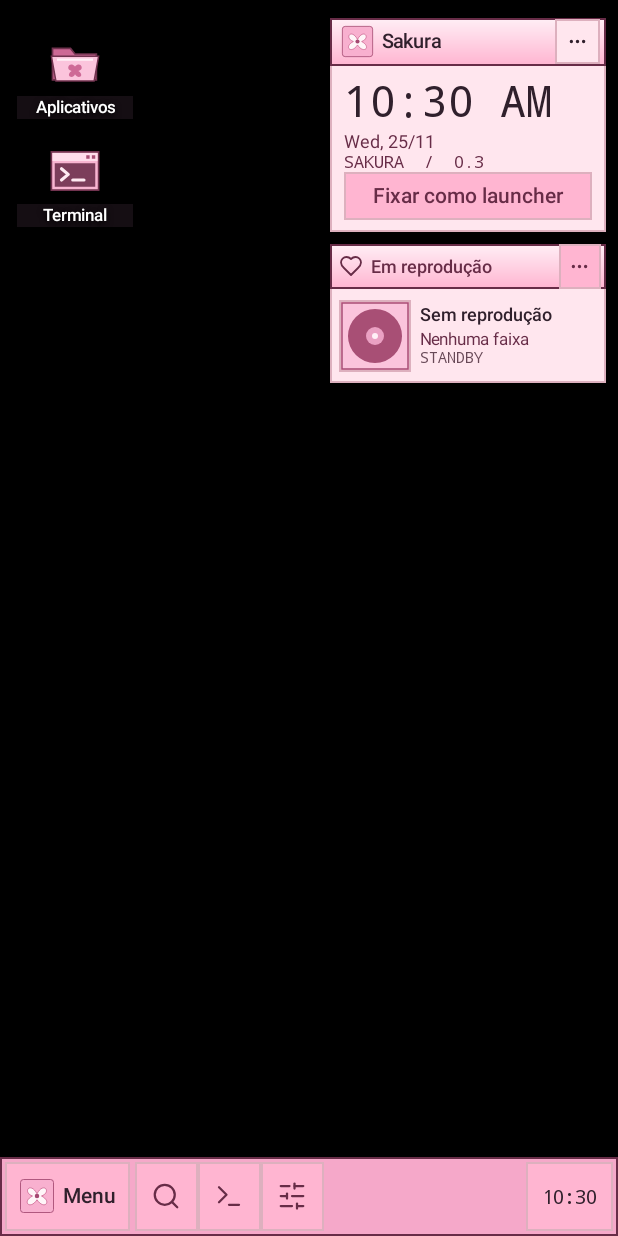
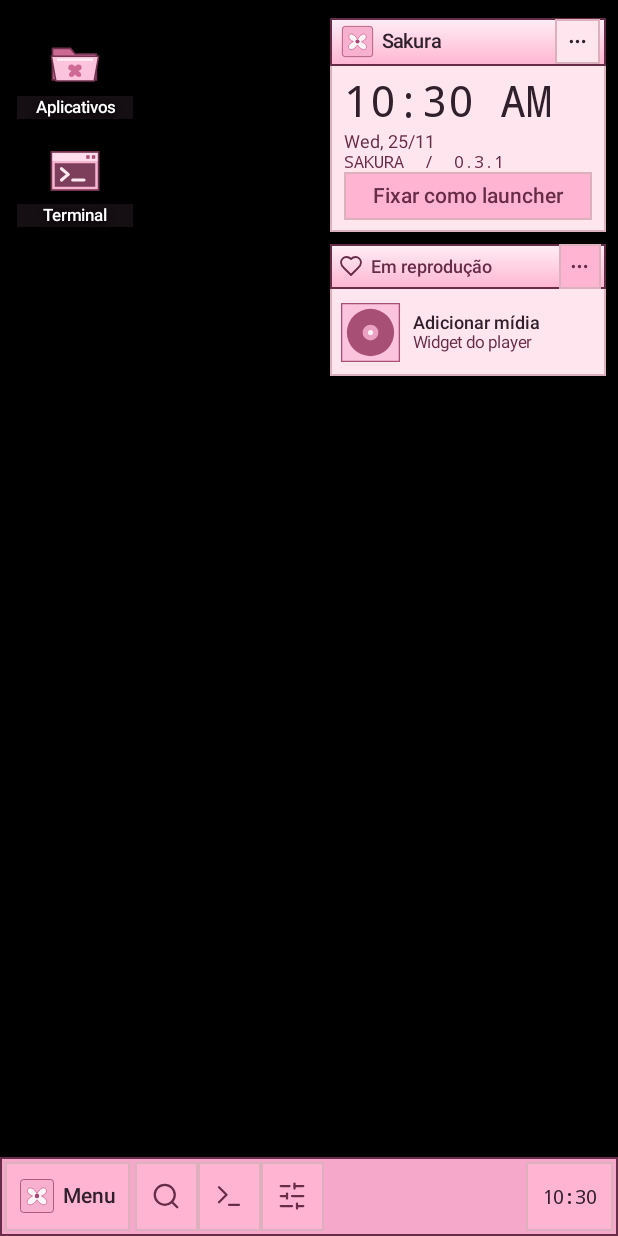
Before and after one commit to elenaess/rose, an Android app: the screen it shows after launch (HomeActivity), on a phone screen of 412 x 824 dp. Run offline under Robolectric (Android 15) with nearby library versions, the phone set to English and light mode, and no system bars; pictures from the network do not load.

Commit message:
Sakura 0.3.1: replace sensitive notification access with native widgets

```diff
--- a/app/build.gradle
+++ b/app/build.gradle
@@ -6,8 +6,8 @@ android {
         applicationId 'br.dev.rose.launcher'
         minSdk 30
         targetSdk 35
-        versionCode 3
-        versionName '0.3.0'
+        versionCode 4
+        versionName '0.3.1'
     }
     compileOptions {
         sourceCompatibility JavaVersion.VERSION_1_8
--- a/app/src/main/AndroidManifest.xml
+++ b/app/src/main/AndroidManifest.xml
@@ -18,9 +18,6 @@
                 <category android:name="android.intent.category.LAUNCHER"/>
             </intent-filter>
         </activity>
-        <service android:name=".MediaAccess" android:label="Sakura — mídia" android:exported="true" android:permission="android.permission.BIND_NOTIFICATION_LISTENER_SERVICE">
-            <intent-filter><action android:name="android.service.notification.NotificationListenerService"/></intent-filter>
-        </service>
         <receiver android:name=".TerminalResult" android:exported="false"/>
     </application>
 </manifest>
--- a/app/src/main/java/br/dev/rose/launcher/HomeActivity.java
+++ b/app/src/main/java/br/dev/rose/launcher/HomeActivity.java
@@ -29,6 +29,8 @@ public final class HomeActivity extends Activity {
     private FrameLayout base, safe, desktop, overlay;
     private View navFill, homeChoice;
     private NowPlaying media;
+    private android.appwidget.AppWidgetHost widgetHost;
+    private android.appwidget.AppWidgetManager widgetManager;
     private LinearLayout sheet, rail;
     private SharedPreferences prefs;
     private final Catalog catalog = new Catalog();
@@ -56,6 +58,8 @@ public final class HomeActivity extends Activity {
     @Override public void onCreate(Bundle state) {
         super.onCreate(state);
         u = new Ui(this); prefs = getSharedPreferences("desktop",MODE_PRIVATE);
+        widgetHost=new android.appwidget.AppWidgetHost(this,2701);
+        widgetManager=android.appwidget.AppWidgetManager.getInstance(this);
         String saved = prefs.getString("pins","");
         if (!saved.isEmpty()) pins.addAll(Arrays.asList(saved.split("\n")));
         getWindow().addFlags(WindowManager.LayoutParams.FLAG_SHOW_WALLPAPER);
@@ -94,7 +98,7 @@ public final class HomeActivity extends Activity {
     }
     @Override protected void onResume() { super.onResume(); resumed=true; TerminalResult.onChange = terminalListener; terminalListener.run(); updateHomeChoice(); if(media!=null)media.start(); }
     @Override protected void onPause() { resumed=false;if(media!=null)media.stop(); if (TerminalResult.onChange == terminalListener) TerminalResult.onChange = null; super.onPause(); }
-    @Override protected void onDestroy() { unregisterReceiver(packages);worker.shutdownNow();main.removeCallbacksAndMessages(null);super.onDestroy(); }
+    @Override protected void onDestroy() { if(media!=null)media.stop();widgetHost.stopListening();unregisterReceiver(packages);worker.shutdownNow();main.removeCallbacksAndMessages(null);super.onDestroy(); }
     @Override protected void onSaveInstanceState(Bundle state) {
         super.onSaveInstanceState(state);state.putString("page",page);
         state.putString("draft","term".equals(page) && input != null ? input.getText().toString() : draft);
@@ -157,12 +161,12 @@ public final class HomeActivity extends Activity {
             TextClock date=new TextClock(this);date.setFormat12Hour("EEE, dd/MM");date.setFormat24Hour("EEE, dd/MM");
             date.setTextColor(WINE);date.setTextSize(12);infoBody.addView(date);
         }
-        infoBody.addView(u.text("SAKURA  /  0.3",11,WINE,"monospace"));
+        infoBody.addView(u.text("SAKURA  /  0.3.1",11,WINE,"monospace"));
         homeChoice=u.pill("Fixar como launcher",accent,WINE,this::chooseHome);infoBody.addView(homeChoice,u.lp(FULL,32));updateHomeChoice();
         info.addView(infoBody);
         LinearLayout widgets=u.box(true);widgets.addView(info,u.lp(FULL,WRAP));
         if(prefs.getBoolean("media",true)){
-            u.gap(widgets,8);media=new NowPlaying(this,u,accent,surface);widgets.addView(media.view,u.lp(FULL,WRAP));if(resumed)media.start();
+            u.gap(widgets,8);media=new NowPlaying(this,u,accent,surface,widgetHost,widgetManager,prefs);widgets.addView(media.view,u.lp(FULL,WRAP));if(resumed)media.start();
         }
         int widgetWidth=Math.max(140,Math.min(184,getResources().getConfiguration().screenWidthDp-110));
         u.place(desktop,widgets,widgetWidth,WRAP,Gravity.TOP|Gravity.END,0,12,8,0);
@@ -336,7 +340,7 @@ public final class HomeActivity extends Activity {
         body.addView(u.commandRow(R.drawable.ic_house,"Tela inicial padrão",isDefault?"Sakura está ativo":"Escolher o Sakura",this::chooseHome));
         body.addView(u.commandRow(R.drawable.ic_palette,"Ícones rosa",prefs.getBoolean("pink_icons",true)?"Ativos · tocar para usar os originais":"Originais · tocar para usar rosa",()->{prefs.edit().putBoolean("pink_icons",!prefs.getBoolean("pink_icons",true)).apply();showHome();openSettings();}));
         body.addView(u.commandRow(R.drawable.ic_heart,"Quadro de mídia",prefs.getBoolean("media",true)?"Visível · tocar para ocultar":"Oculto · tocar para mostrar",()->{prefs.edit().putBoolean("media",!prefs.getBoolean("media",true)).apply();showHome();openSettings();}));
-        body.addView(u.commandRow(R.drawable.ic_settings_2,"Acesso às notificações","Permitir leitura de sessões de mídia",()->external(new Intent(Settings.ACTION_NOTIFICATION_LISTENER_SETTINGS))));
+        body.addView(u.commandRow(R.drawable.ic_settings_2,"Escolher widget de mídia","Usar o widget fornecido pelo seu player",()->{closeSheet();if(media!=null)media.choose();else toast("Ative o quadro de mídia primeiro.");}));
         body.addView(u.commandRow(R.drawable.ic_terminal,"Conexão com Termux","Configurar comandos na home",this::termHelp));
     }
     private void selectColor(boolean berry){prefs.edit().putBoolean("berry",berry).apply();showHome();openSettings();}
@@ -357,6 +361,11 @@ public final class HomeActivity extends Activity {
     }
     @Override protected void onActivityResult(int request,int result,Intent data){
         super.onActivityResult(request,result,data);
+        if(request==NowPlaying.BIND||request==NowPlaying.CONFIGURE){
+            if(media!=null)media.result(request,result,data);
+            else if(result!=RESULT_OK){int pending=prefs.getInt("widget_pending",-1);if(pending!=-1)widgetHost.deleteAppWidgetId(pending);prefs.edit().remove("widget_pending").apply();}
+            return;
+        }
         if(request==12){updateHomeChoice();if(page.equals("settings"))openSettings();}
         if(request==14&&result==RESULT_OK&&data!=null&&data.getData()!=null){
             try{external(WallpaperManager.getInstance(this).getCropAndSetWallpaperIntent(data.getData()));}
--- a/app/src/main/java/br/dev/rose/launcher/NowPlaying.java
+++ b/app/src/main/java/br/dev/rose/launcher/NowPlaying.java
@@ -1,112 +1,118 @@
 package br.dev.rose.launcher;
 
 import android.app.Activity;
-import android.content.ComponentName;
+import android.app.AlertDialog;
+import android.appwidget.AppWidgetHost;
+import android.appwidget.AppWidgetHostView;
+import android.appwidget.AppWidgetManager;
+import android.appwidget.AppWidgetProviderInfo;
 import android.content.Intent;
-import android.graphics.Bitmap;
-import android.media.MediaMetadata;
-import android.media.session.MediaController;
-import android.media.session.MediaSessionManager;
-import android.media.session.PlaybackState;
-import android.os.Handler;
-import android.os.Looper;
-import android.provider.Settings;
-import android.view.Gravity;
-import android.view.View;
-import android.widget.ImageView;
-import android.widget.LinearLayout;
-import android.widget.TextView;
+import android.content.SharedPreferences;
+import android.os.Bundle;
+import android.widget.*;
+import java.util.ArrayList;
+import java.util.Collections;
 import java.util.List;
 import static br.dev.rose.launcher.Ui.*;
 
 final class NowPlaying {
+    static final int BIND=701, CONFIGURE=702;
     final Activity host;
     final Ui u;
-    final LinearLayout view;
-    final ImageView cover;
-    final TextView title, artist, status;
-    final MediaSessionManager manager;
-    final ComponentName listener;
-    final Handler main = new Handler(Looper.getMainLooper());
-    MediaController controller;
-    boolean observing;
-    boolean registered;
-    final MediaSessionManager.OnActiveSessionsChangedListener changes = this::select;
-    final MediaController.Callback callback = new MediaController.Callback() {
-        @Override public void onMetadataChanged(MediaMetadata m){render();}
-        @Override public void onPlaybackStateChanged(PlaybackState s){refresh();}
-        @Override public void onSessionDestroyed(){refresh();}
-    };
-    final Runnable accessChanged = this::refresh;
-    NowPlaying(Activity activity,Ui ui,int accent,int surface){
-        host=activity;u=ui;manager=host.getSystemService(MediaSessionManager.class);
-        listener=new ComponentName(host,MediaAccess.class);
+    final LinearLayout view,body;
+    final AppWidgetHost widgets;
+    final AppWidgetManager manager;
+    final SharedPreferences prefs;
+    final int accent;
+    boolean listening;
+    NowPlaying(Activity activity,Ui ui,int accent,int surface,AppWidgetHost widgetHost,AppWidgetManager widgetManager,SharedPreferences preferences){
+        host=activity;u=ui;this.accent=accent;widgets=widgetHost;manager=widgetManager;prefs=preferences;
         view=u.box(true);view.setBackground(u.shape(surface,0,BORDER));
         LinearLayout header=u.box(false);u.pad(header,6,0,3,0);header.setBackground(u.titleBar(accent));
         header.addView(u.glyph(R.drawable.ic_heart,WINE),u.lp(16,16));u.gap(header,5);
         header.addView(u.text("Em reprodução",12,WINE,"sans-serif-medium"),new LinearLayout.LayoutParams(0,WRAP,1));
-        header.addView(u.iconButton(R.drawable.ic_ellipsis,"Permitir acesso à mídia",WINE,accent,14,this::settings),u.lp(28,30));
+        header.addView(u.iconButton(R.drawable.ic_ellipsis,"Escolher widget",WINE,accent,14,this::options),u.lp(28,30));
         view.addView(header,u.lp(FULL,30));
-        LinearLayout body=u.box(false);u.pad(body,6,7,6,7);
-        cover=new ImageView(host);cover.setScaleType(ImageView.ScaleType.CENTER_CROP);
-        cover.setBackground(u.shape(accent,0,BORDER));cover.setContentDescription("Capa da mídia");
-        body.addView(cover,u.lp(48,48));u.gap(body,6);
-        LinearLayout labels=u.box(true);
-        title=u.text("Sem reprodução",12,INK,"sans-serif-medium");title.setMaxLines(2);title.setEllipsize(android.text.TextUtils.TruncateAt.END);
-        artist=u.text("",11,WINE,"sans-serif");u.single(artist);
-        status=u.text("",10,MUTE,"monospace");u.single(status);
-        labels.addView(title);u.gap(labels,3);labels.addView(artist);labels.addView(status);
-        body.addView(labels,new LinearLayout.LayoutParams(0,WRAP,1));view.addView(body,u.lp(FULL,WRAP));
-        body.setOnClickListener(v->{if(controller==null){if(!registered)settings();}else{try{android.app.PendingIntent p=controller.getSessionActivity();if(p!=null)p.send();}catch(android.app.PendingIntent.CanceledException ignored){}}});
-        empty(false);
-    }
-    void settings(){try{host.startActivity(new Intent(Settings.ACTION_NOTIFICATION_LISTENER_SETTINGS));}catch(RuntimeException ignored){}}
-    void start(){if(observing)return;observing=true;MediaAccess.changed=accessChanged;refresh();}
-    void stop(){observing=false;if(MediaAccess.changed==accessChanged)MediaAccess.changed=null;
-        if(registered){manager.removeOnActiveSessionsChangedListener(changes);registered=false;}
-        detach();main.removeCallbacksAndMessages(null);
-    }
-    void detach(){if(controller!=null){controller.unregisterCallback(callback);controller=null;}}
-    void refresh(){
-        if(!observing)return;
-        try{
-            if(!registered){manager.addOnActiveSessionsChangedListener(changes,listener,main);registered=true;}
-            select(manager.getActiveSessions(listener));
-        }catch(SecurityException e){if(registered){manager.removeOnActiveSessionsChangedListener(changes);registered=false;}detach();empty(true);}
-    }
-    void select(List<MediaController> sessions){
-        if(!observing)return;
-        MediaController best=null;
-        if(sessions!=null)for(MediaController c:sessions){
-            if(best==null)best=c;
-            PlaybackState s=c.getPlaybackState();
-            if(s!=null&&s.getState()==PlaybackState.STATE_PLAYING){best=c;break;}
-        }
-        if(best==null){detach();empty(false);return;}
-        if(controller==null||!controller.getSessionToken().equals(best.getSessionToken())){
-            detach();controller=best;controller.registerCallback(callback,main);
-        }
+        body=u.box(true);view.addView(body,u.lp(FULL,WRAP));
         render();
     }
-    void empty(boolean permission){
-        cover.setImageResource(R.drawable.sakura_music);
-        title.setText(permission?"Ativar mídia":"Sem reprodução");
-        artist.setText(permission?"Toque para permitir":"Nenhuma faixa");
-        status.setText(permission?"ACESSO":"STANDBY");
+    void start(){if(listening)return;try{widgets.startListening();listening=true;}catch(RuntimeException ignored){}}
+    void stop(){if(listening){widgets.stopListening();listening=false;}}
+    void render(){
+        body.removeAllViews();
+        int id=prefs.getInt("media_widget",-1);
+        AppWidgetProviderInfo info=id<0?null:manager.getAppWidgetInfo(id);
+        if(info!=null){
+            try{
+                AppWidgetHostView w=widgets.createView(host,id,info);
+                w.setPadding(0,0,0,0);
+                int width=Math.max(140,Math.min(184,host.getResources().getConfiguration().screenWidthDp-110));
+                int h=Math.max(76,Math.min(150,(int)(info.minHeight/host.getResources().getDisplayMetrics().density)));
+                body.addView(w,u.lp(FULL,h));
+                w.updateAppWidgetSize(null,width,h,width,h);
+                return;
+            }catch(RuntimeException ignored){}
+        }
+        LinearLayout row=u.box(false);u.pad(row,6,8,6,8);
+        ImageView art=new ImageView(host);art.setImageResource(R.drawable.sakura_music);row.addView(art,u.lp(42,42));u.gap(row,7);
+        LinearLayout words=u.box(true);words.addView(u.text("Adicionar mídia",12,INK,"sans-serif-medium"));
+        words.addView(u.text("Widget do player",11,WINE,"sans-serif"));row.addView(words,new LinearLayout.LayoutParams(0,WRAP,1));
+        body.addView(row);row.setOnClickListener(v->choose());
     }
-    void render(){
-        if(!observing||controller==null)return;
-        MediaMetadata m=controller.getMetadata();
-        CharSequence name=m==null?null:m.getText(MediaMetadata.METADATA_KEY_TITLE);
-        if((name==null||name.length()==0)&&m!=null)name=m.getText(MediaMetadata.METADATA_KEY_DISPLAY_TITLE);
-        CharSequence by=m==null?null:m.getText(MediaMetadata.METADATA_KEY_ARTIST);
-        if((by==null||by.length()==0)&&m!=null)by=m.getText(MediaMetadata.METADATA_KEY_DISPLAY_SUBTITLE);
-        if(by==null||by.length()==0){try{by=host.getPackageManager().getApplicationLabel(host.getPackageManager().getApplicationInfo(controller.getPackageName(),0));}catch(Exception e){by="Mídia";}}
-        title.setText(name==null||name.length()==0?"Reprodução":name);artist.setText(by);
-        Bitmap art=m==null?null:m.getBitmap(MediaMetadata.METADATA_KEY_DISPLAY_ICON);
-        if(art==null&&m!=null)art=m.getBitmap(MediaMetadata.METADATA_KEY_ART);
-        if(art==null&&m!=null)art=m.getBitmap(MediaMetadata.METADATA_KEY_ALBUM_ART);
-        if(art==null)cover.setImageResource(R.drawable.sakura_music);else cover.setImageBitmap(art);
-        PlaybackState state=controller.getPlaybackState();status.setText(state!=null&&state.getState()==PlaybackState.STATE_PLAYING?"PLAYING":"PAUSADO");
+    void options(){
+        new AlertDialog.Builder(host).setTitle("Quadro de mídia").setItems(new String[]{"Escolher widget","Remover widget"},(d,i)->{
+            if(i==0)choose();else{int old=prefs.getInt("media_widget",-1);if(old>=0)widgets.deleteAppWidgetId(old);prefs.edit().remove("media_widget").apply();render();}
+        }).show();
+    }
+    void choose(){
+        List<AppWidgetProviderInfo> all=manager.getInstalledProviders();
+        ArrayList<AppWidgetProviderInfo> list=new ArrayList<>(all);
+        if(list.isEmpty()){new AlertDialog.Builder(host).setTitle("Nenhum widget disponível").setMessage("Instale um player que ofereça um widget Android de mídia.").setPositiveButton("OK",null).show();return;}
+        Collections.sort(list,(a,b)->a.loadLabel(host.getPackageManager()).compareToIgnoreCase(b.loadLabel(host.getPackageManager())));
+        String[] labels=new String[list.size()];
+        for(int i=0;i<list.size();i++){
+            AppWidgetProviderInfo item=list.get(i);
+            String app=item.provider.getPackageName();
+            try{app=host.getPackageManager().getApplicationLabel(host.getPackageManager().getApplicationInfo(app,0)).toString();}catch(Exception ignored){}
+            labels[i]=app+" — "+item.loadLabel(host.getPackageManager());
+        }
+        new AlertDialog.Builder(host).setTitle("Escolha o widget do player").setItems(labels,(d,i)->bind(list.get(i))).setNegativeButton("Cancelar",null).show();
+    }
+    void clearPending(){
+        int old=prefs.getInt("widget_pending",-1);
+        if(old>=0)widgets.deleteAppWidgetId(old);
+        prefs.edit().remove("widget_pending").apply();
+    }
+    void bind(AppWidgetProviderInfo info){
+        clearPending();
+        int id=widgets.allocateAppWidgetId();prefs.edit().putInt("widget_pending",id).apply();
+        try{
+            if(manager.bindAppWidgetIdIfAllowed(id,info.provider)){configure(id);return;}
+            Intent intent=new Intent(AppWidgetManager.ACTION_APPWIDGET_BIND);
+            intent.putExtra(AppWidgetManager.EXTRA_APPWIDGET_ID,id);
+            intent.putExtra(AppWidgetManager.EXTRA_APPWIDGET_PROVIDER,info.provider);
+            host.startActivityForResult(intent,BIND);
+        }catch(RuntimeException e){clearPending();Toast.makeText(host,"Não foi possível adicionar esse widget.",Toast.LENGTH_SHORT).show();}
+    }
+    void configure(int id){
+        AppWidgetProviderInfo info=manager.getAppWidgetInfo(id);
+        if(info==null){clearPending();return;}
+        if(info.configure!=null){
+            try{widgets.startAppWidgetConfigureActivityForResult(host,id,0,CONFIGURE,null);return;}
+            catch(RuntimeException e){clearPending();Toast.makeText(host,"Configuração do widget indisponível.",Toast.LENGTH_SHORT).show();return;}
+        }
+        finish(id);
+    }
+    void result(int request,int result,Intent data){
+        int id=prefs.getInt("widget_pending",-1);
+        if(id<0)return;
+        if(result!=Activity.RESULT_OK){clearPending();return;}
+        if(request==BIND)configure(id);else finish(id);
+    }
+    void finish(int id){
+        int old=prefs.getInt("media_widget",-1);
+        if(old>=0&&old!=id)widgets.deleteAppWidgetId(old);
+        prefs.edit().putInt("media_widget",id).remove("widget_pending").apply();
+        render();
     }
 }
```
Also changed, not shown: app/src/main/java/br/dev/rose/launcher/MediaAccess.java (deleted, +0 -12 lines), 1 other file.
